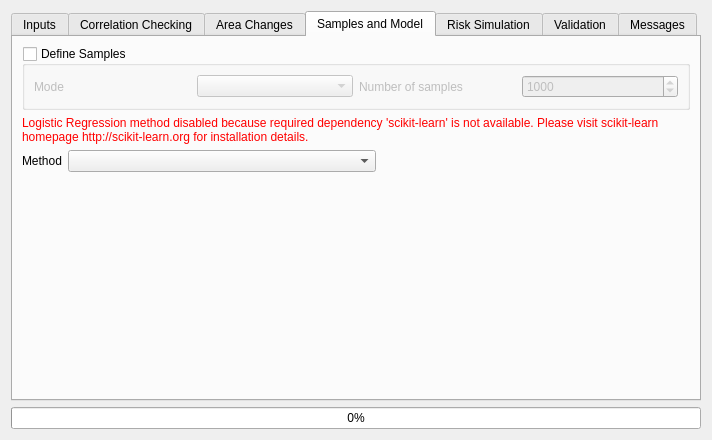
First picture: the form in ui/moluscedialogbase.ui, repository nextgis/qgis_molusce, before the edit.
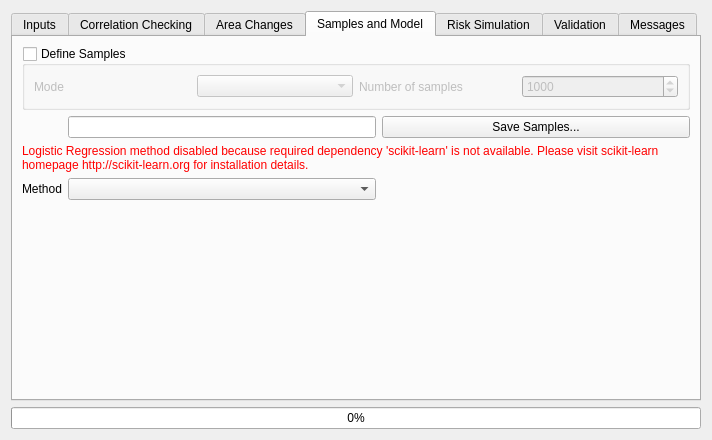
Second picture: the form after the edit. The open tabs and pages were chosen to show the change. Custom widgets are drawn as their Qt base class.

Commit message: Save samples dialog

What changed in the file:
```diff
--- a/ui/moluscedialogbase.ui
+++ b/ui/moluscedialogbase.ui
@@ -307,14 +307,14 @@
          </layout>
         </widget>
        </item>
-       <item row="2" column="0">
+       <item row="3" column="0">
         <widget class="QLabel" name="label_4">
          <property name="text">
           <string>Method</string>
          </property>
         </widget>
        </item>
-       <item row="2" column="1">
+       <item row="3" column="1">
         <widget class="QComboBox" name="cmbSimulationMethod">
          <property name="sizePolicy">
           <sizepolicy hsizetype="Expanding" vsizetype="Fixed">
@@ -324,7 +324,7 @@
          </property>
         </widget>
        </item>
-       <item row="2" column="2">
+       <item row="3" column="2">
         <spacer name="horizontalSpacer">
          <property name="orientation">
           <enum>Qt::Horizontal</enum>
@@ -337,7 +337,7 @@
          </property>
         </spacer>
        </item>
-       <item row="3" column="0" colspan="3">
+       <item row="4" column="0" colspan="3">
         <widget class="QStackedWidget" name="widgetStackMethods">
          <property name="sizePolicy">
           <sizepolicy hsizetype="Expanding" vsizetype="Expanding">
@@ -356,7 +356,7 @@
          </property>
         </widget>
        </item>
-       <item row="1" column="0" colspan="3">
+       <item row="2" column="0" colspan="3">
         <widget class="QLabel" name="lblWarning">
          <property name="text">
           <string>&lt;html&gt;&lt;head/&gt;&lt;body&gt;&lt;p&gt;&lt;span style=&quot; color:#ff0000;&quot;&gt;Logistic Regression method disabled because required dependency 'scikit-learn' is not available. Please visit &lt;/span&gt;&lt;span style=&quot; color:#ff0000;&quot;&gt;scikit-learn homepage http://scikit-learn.org for installation details.&lt;/span&gt;&lt;/p&gt;&lt;/body&gt;&lt;/html&gt;</string>
@@ -366,6 +366,16 @@
          </property>
         </widget>
        </item>
+       <item row="1" column="2">
+        <widget class="QPushButton" name="btnSelectSamples">
+         <property name="text">
+          <string>Save Samples...</string>
+         </property>
+        </widget>
+       </item>
+       <item row="1" column="1">
+        <widget class="QLineEdit" name="leValidationError"/>
+       </item>
       </layout>
      </widget>
      <widget class="QWidget" name="tabSimulation">
```
Left out of the diff: 2 changed lines with no effect on the pictures. The commit also changes 3 other files.
